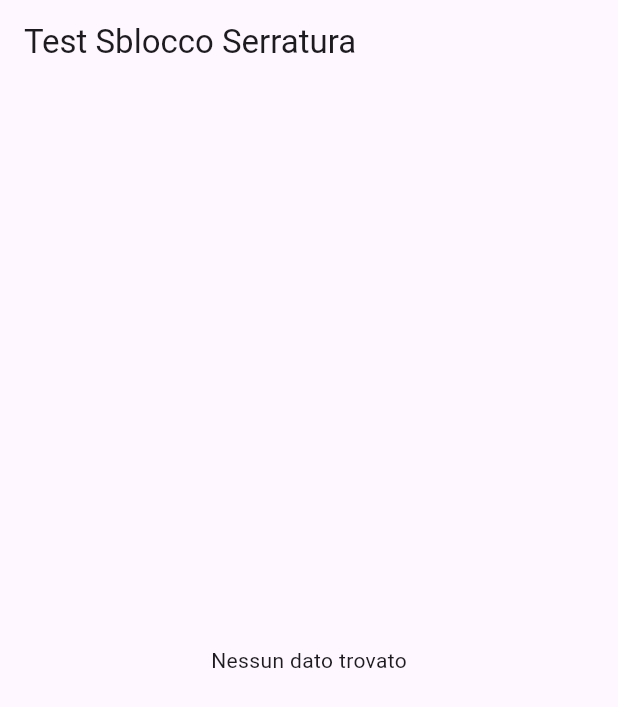
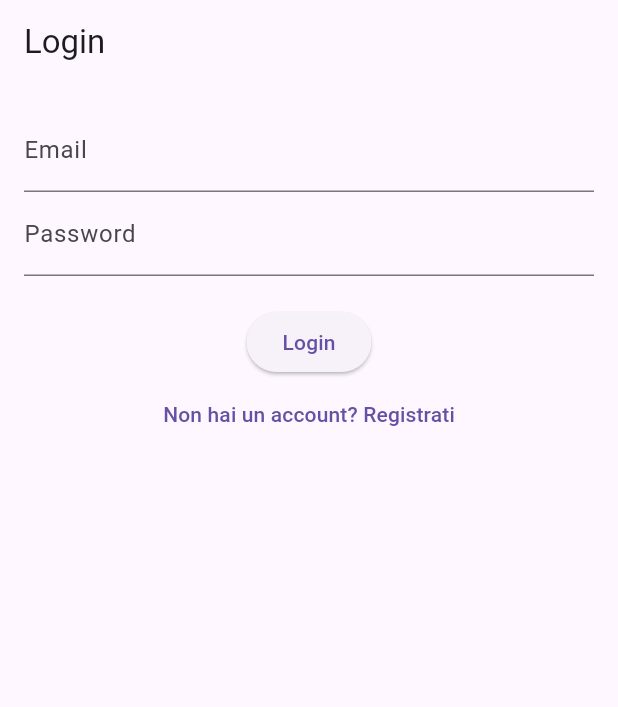
Before and after one commit to VTvito/BARIS-IoT, a Flutter app: the screen it shows after launch, on a phone screen of 412 x 824 dp. Shown: the top 707 px of the screen. Run offline on Flutter 3.47's test engine with Material 3 defaults, Android fonts, the phone set to English and light mode, and no system bars; our stand-ins replace cloud_firestore, firebase_auth, firebase_core; accounts and stored records are empty.

Commit message:
added new features in app to manage different roles "admin" "user" in authentication, modified the struct of firestone db to allow the administration of multiples bookings & users

```diff
--- /dev/null
+++ b/App/baris_app/lib/auth_service.dart
@@ -0,0 +1,39 @@
+import 'package:firebase_auth/firebase_auth.dart';
+import 'package:cloud_firestore/cloud_firestore.dart';
+
+class AuthService {
+  final FirebaseAuth _auth = FirebaseAuth.instance;
+  final FirebaseFirestore _db = FirebaseFirestore.instance;
+
+  Stream<User?> get authStateChanges => _auth.authStateChanges();
+
+  Future<User?> signIn({required String email, required String password}) async {
+    UserCredential cred = await _auth.signInWithEmailAndPassword(email: email, password: password);
+    return cred.user;
+  }
+
+  Future<User?> signUp({required String email, required String password}) async {
+    UserCredential cred = await _auth.createUserWithEmailAndPassword(email: email, password: password);
+    // Appena l'utente si registra, creiamo il suo documento in Firestore
+    await _db.collection('users').doc(cred.user!.uid).set({
+      "email": email,
+      "role": "user", // Ruolo di default per un nuovo utente
+      "devices": []   // Al momento nessun dispositivo assegnato
+    });
+    return cred.user;
+  }
+
+  Future<void> signOut() async {
+    await _auth.signOut();
+  }
+
+  Future<String?> getUserRole() async {
+    User? user = _auth.currentUser;
+    if (user == null) return null;
+    DocumentSnapshot doc = await _db.collection('users').doc(user.uid).get();
+    if (doc.exists) {
+      return doc.get('role');
+    }
+    return null;
+  }
+}
--- /dev/null
+++ b/App/baris_app/lib/login_page.dart
@@ -0,0 +1,60 @@
+import 'package:flutter/material.dart';
+import 'package:provider/provider.dart';
+import 'auth_service.dart';
+
+class LoginPage extends StatefulWidget {
+  @override
+  _LoginPageState createState() => _LoginPageState();
+}
+
+class _LoginPageState extends State<LoginPage> {
+  String email = '';
+  String password = '';
+  bool isLogin = true; // toggle tra login e registrazione
+
+  @override
+  Widget build(BuildContext context) {
+    final authService = Provider.of<AuthService>(context);
+
+    return Scaffold(
+      appBar: AppBar(title: Text(isLogin ? 'Login' : 'Registrazione')),
+      body: Padding(
+        padding: EdgeInsets.all(16.0),
+        child: Column(
+          children: [
+            TextField(
+              decoration: InputDecoration(labelText: 'Email'),
+              onChanged: (val) => email = val,
+            ),
+            TextField(
+              decoration: InputDecoration(labelText: 'Password'),
+              obscureText: true,
+              onChanged: (val) => password = val,
+            ),
+            SizedBox(height: 20),
+            ElevatedButton(
+              onPressed: () async {
+                try {
+                  if (isLogin) {
+                    await authService.signIn(email: email, password: password);
+                  } else {
+                    await authService.signUp(email: email, password: password);
+                  }
+                } catch (e) {
+                  ScaffoldMessenger.of(context).showSnackBar(
+                    SnackBar(content: Text('Errore: ${e.toString()}')),
+                  );
+                }
+              },
+              child: Text(isLogin ? 'Login' : 'Registrati'),
+            ),
+            TextButton(
+              onPressed: () => setState(() => isLogin = !isLogin),
+              child: Text(isLogin ? 'Non hai un account? Registrati' : 'Hai già un account? Login'),
+            ),
+          ],
+        ),
+      ),
+    );
+  }
+}
--- a/App/baris_app/lib/main.dart
+++ b/App/baris_app/lib/main.dart
@@ -1,7 +1,12 @@
 import 'package:flutter/material.dart';
 import 'package:firebase_core/firebase_core.dart';
-import 'firebase_options.dart';
-import 'package:cloud_firestore/cloud_firestore.dart';
+import 'firebase_options.dart'; // Generato dal flutterfire CLI
+import 'package:provider/provider.dart';
+import 'package:firebase_auth/firebase_auth.dart';
+
+import 'auth_service.dart';
+import 'home_page.dart';
+import 'login_page.dart';
 
 void main() async {
   WidgetsFlutterBinding.ensureInitialized();
@@ -14,76 +19,40 @@ void main() async {
 class MyApp extends StatelessWidget {
   @override
   Widget build(BuildContext context) {
-    return MaterialApp(
-      title: 'Baris App',
-      theme: ThemeData(
-        primarySwatch: Colors.blue,
+    return Provider<AuthService>(
+      create: (_) => AuthService(),
+      child: MaterialApp(
+        title: 'Baris App',
+        theme: ThemeData(
+          primarySwatch: Colors.blue,
+        ),
+        home: AuthenticationWrapper(),
       ),
-      home: HomePage(),
     );
   }
 }
 
-class HomePage extends StatelessWidget {
-  final String deviceId = 'iliadbox-77F2A2'; // Il tuo device_id
-
+class AuthenticationWrapper extends StatelessWidget {
   @override
   Widget build(BuildContext context) {
-    final docRef = FirebaseFirestore.instance.collection('dispositivi').doc(deviceId);
+    final authService = Provider.of<AuthService>(context);
 
-    return Scaffold(
-      appBar: AppBar(
-        title: Text('Test Sblocco Serratura'),
-      ),
-      body: StreamBuilder<DocumentSnapshot>(
-        stream: docRef.snapshots(),
-        builder: (context, snapshot) {
-          if (!snapshot.hasData) {
-            return Center(child: CircularProgressIndicator());
+    return StreamBuilder(
+      stream: authService.authStateChanges,
+      builder: (context, snapshot) {
+        if (snapshot.connectionState == ConnectionState.active) {
+          // Se c'è un utente loggato, vai alla home, altrimenti login
+          User? user = snapshot.data;
+          if (user == null) {
+            return LoginPage();
+          } else {
+            return HomePage();
           }
-
-          var data = snapshot.data!.data() as Map<String, dynamic>?;
-          if (data == null) {
-            return Center(child: Text('Nessun dato trovato'));
-          }
-
-          bool lock = data['lock'] ?? true;
-          bool portaAperta = data['porta_aperta'] ?? false;
-
-          return Padding(
-            padding: const EdgeInsets.all(16.0),
-            child: Column(
-              children: [
-                Text(
-                  'Stato Serratura: ${lock ? 'Chiusa' : 'Aperta'}',
-                  style: TextStyle(fontSize: 20),
-                ),
-                SizedBox(height: 10),
-                Text(
-                  'Stato Porta: ${portaAperta ? 'Aperta' : 'Chiusa'}',
-                  style: TextStyle(fontSize: 20),
-                ),
-                SizedBox(height: 20),
-                ElevatedButton(
-                  onPressed: () async {
-                    // Imposta lock = false per sbloccare la serratura
-                    await docRef.update({'lock': false});
-                  },
-                  child: Text('Sblocca Serratura'),
-                ),
-                SizedBox(height: 10),
-                ElevatedButton(
-                  onPressed: () async {
-                    // Imposta lock = true per bloccare la serratura
-                    await docRef.update({'lock': true});
-                  },
-                  child: Text('Blocca Serratura'),
-                ),
-              ],
-            ),
-          );
-        },
-      ),
+        }
+        return Scaffold(
+          body: Center(child: CircularProgressIndicator()),
+        );
+      },
     );
   }
 }
```
Also changed, not shown: App/baris_app/lib/admin_dashboard.dart (added, +250 -0 lines), App/baris_app/lib/home_page.dart (added, +53 -0 lines), App/baris_app/lib/user_dashboard.dart (added, +106 -0 lines), App/baris_app/pubspec.yaml (+5 -3 lines), App/baris_app/pubspec.lock, 2 other files.
